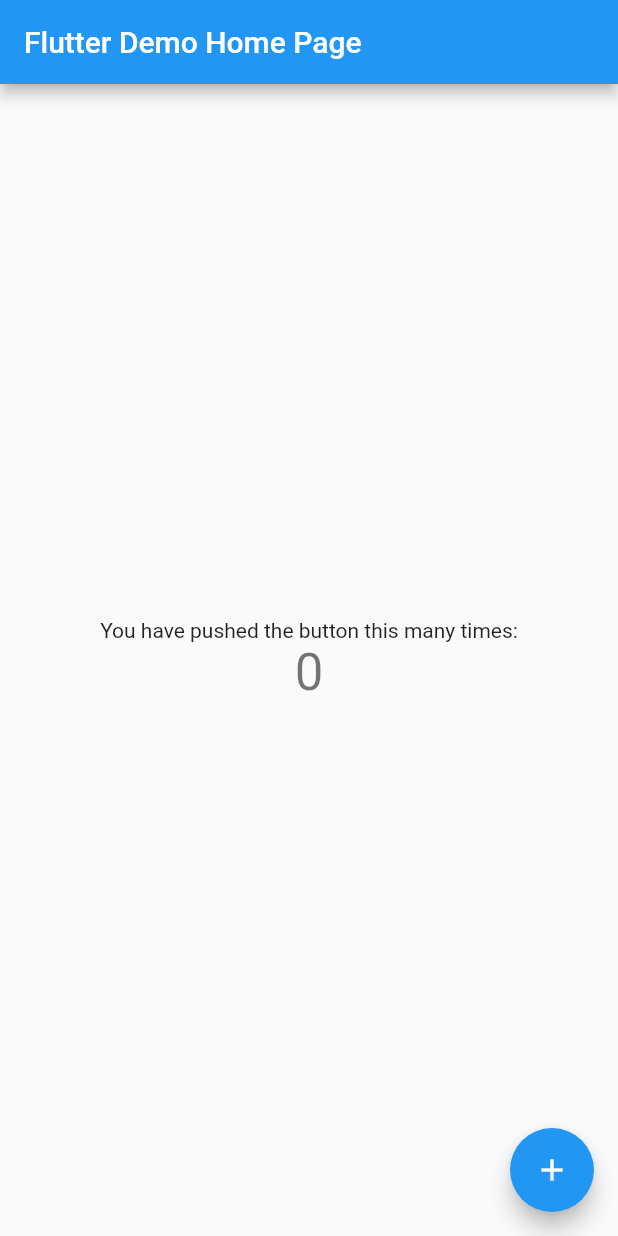
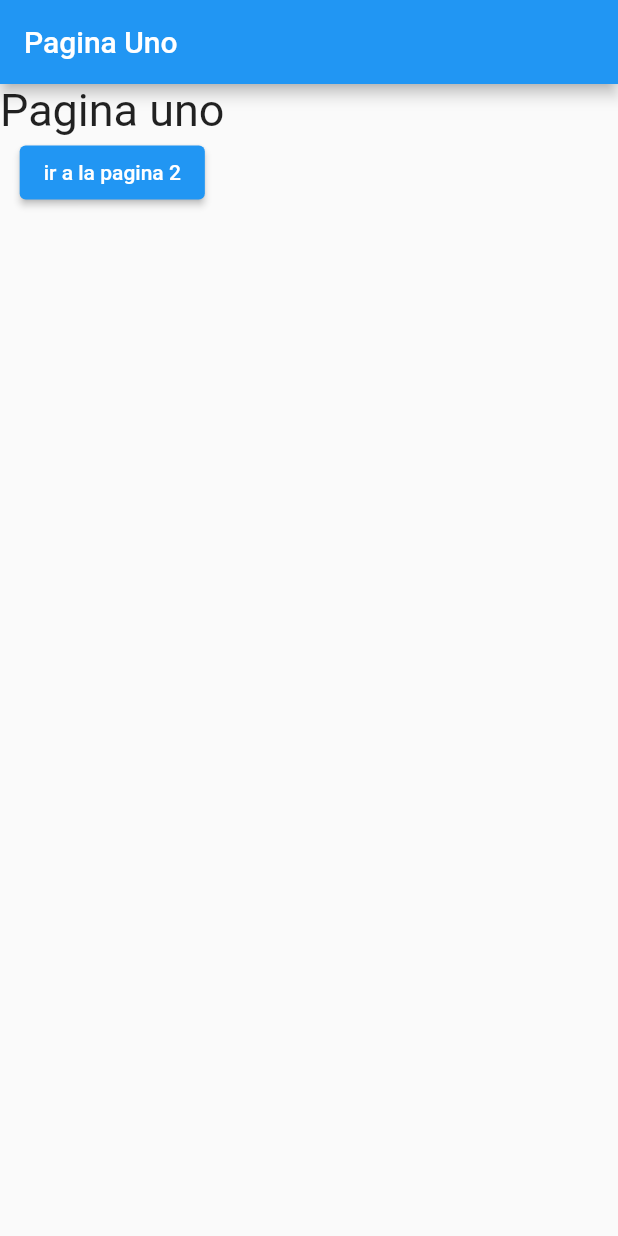
Before and after one commit to danoco78/nav_app, a Flutter app: the screen it shows after launch, on a phone screen of 412 x 824 dp. Run offline on Flutter 3.47's test engine with Material 2 defaults, Android fonts, the light colour scheme and no system bars.

Commit message:
app hasta antes de primer ejercicio

```diff
--- a/lib/main.dart
+++ b/lib/main.dart
@@ -1,4 +1,8 @@
 import 'package:flutter/material.dart';
+import 'package:nav_app/pages/page_four.dart';
+import 'package:nav_app/pages/page_one.dart';
+import 'package:nav_app/pages/page_three.dart';
+import 'package:nav_app/pages/page_two.dart';
 
 void main() {
   runApp(MyApp());
@@ -9,105 +13,14 @@
   @override
   Widget build(BuildContext context) {
     return MaterialApp(
-      title: 'Flutter Demo',
-      theme: ThemeData(
-        // This is the theme of your application.
-        //
-        // Try running your application with "flutter run". You'll see the
-        // application has a blue toolbar. Then, without quitting the app, try
-        // changing the primarySwatch below to Colors.green and then invoke
-        // "hot reload" (press "r" in the console where you ran "flutter run",
-        // or simply save your changes to "hot reload" in a Flutter IDE).
-        // Notice that the counter didn't reset back to zero; the application
-        // is not restarted.
-        primarySwatch: Colors.blue,
-      ),
-      home: MyHomePage(title: 'Flutter Demo Home Page'),
+      title: 'Rutas y navegación',
+      initialRoute: One.ROUTE,
+      routes: {
+        One.ROUTE: (_) => One(),
+        Two.ROUTE: (_) => Two(),
+        Three.ROUTE: (_) => Three(),
+        Four.ROUTE: (_) => Four(),
+      },
     );
   }
 }
-
-class MyHomePage extends StatefulWidget {
-  MyHomePage({Key key, this.title}) : super(key: key);
-
-  // This widget is the home page of your application. It is stateful, meaning
-  // that it has a State object (defined below) that contains fields that affect
-  // how it looks.
-
-  // This class is the configuration for the state. It holds the values (in this
-  // case the title) provided by the parent (in this case the App widget) and
-  // used by the build method of the State. Fields in a Widget subclass are
-  // always marked "final".
-
-  final String title;
-
-  @override
-  _MyHomePageState createState() => _MyHomePageState();
-}
-
-class _MyHomePageState extends State<MyHomePage> {
-  int _counter = 0;
-
-  void _incrementCounter() {
-    setState(() {
-      // This call to setState tells the Flutter framework that something has
-      // changed in this State, which causes it to rerun the build method below
-      // so that the display can reflect the updated values. If we changed
-      // _counter without calling setState(), then the build method would not be
-      // called again, and so nothing would appear to happen.
-      _counter++;
-    });
-  }
-
-  @override
-  Widget build(BuildContext context) {
-    // This method is rerun every time setState is called, for instance as done
-    // by the _incrementCounter method above.
-    //
-    // The Flutter framework has been optimized to make rerunning build methods
-    // fast, so that you can just rebuild anything that needs updating rather
-    // than having to individually change instances of widgets.
-    return Scaffold(
-      appBar: AppBar(
-        // Here we take the value from the MyHomePage object that was created by
-        // the App.build method, and use it to set our appbar title.
-        title: Text(widget.title),
-      ),
-      body: Center(
-        // Center is a layout widget. It takes a single child and positions it
-        // in the middle of the parent.
-        child: Column(
-          // Column is also a layout widget. It takes a list of children and
-          // arranges them vertically. By default, it sizes itself to fit its
-          // children horizontally, and tries to be as tall as its parent.
-          //
-          // Invoke "debug painting" (press "p" in the console, choose the
-          // "Toggle Debug Paint" action from the Flutter Inspector in Android
-          // Studio, or the "Toggle Debug Paint" command in Visual Studio Code)
-          // to see the wireframe for each widget.
-          //
-          // Column has various properties to control how it sizes itself and
-          // how it positions its children. Here we use mainAxisAlignment to
-          // center the children vertically; the main axis here is the vertical
-          // axis because Columns are vertical (the cross axis would be
-          // horizontal).
-          mainAxisAlignment: MainAxisAlignment.center,
-          children: <Widget>[
-            Text(
-              'You have pushed the button this many times:',
-            ),
-            Text(
-              '$_counter',
-              style: Theme.of(context).textTheme.headline4,
-            ),
-          ],
-        ),
-      ),
-      floatingActionButton: FloatingActionButton(
-        onPressed: _incrementCounter,
-        tooltip: 'Increment',
-        child: Icon(Icons.add),
-      ), // This trailing comma makes auto-formatting nicer for build methods.
-    );
-  }
-}
--- /dev/null
+++ b/lib/pages/page_four.dart
@@ -0,0 +1,18 @@
+import 'package:flutter/material.dart';
+
+class Four extends StatelessWidget {
+  static const String ROUTE = '/page_four';
+
+  @override
+  Widget build(BuildContext context) {
+    return Scaffold(
+      appBar: AppBar(
+        title: Text("Pagina Cuatro"),
+      ),
+      body: Text(
+        "Pagina cuatro",
+        style: TextStyle(fontSize: 30),
+      ),
+    );
+  }
+}
--- /dev/null
+++ b/lib/pages/page_one.dart
@@ -0,0 +1,28 @@
+import 'package:flutter/material.dart';
+import 'package:nav_app/pages/page_two.dart';
+
+class One extends StatelessWidget {
+  static const String ROUTE = '/page_one';
+
+  @override
+  Widget build(BuildContext context) {
+    return Scaffold(
+      appBar: AppBar(
+        title: Text("Pagina Uno"),
+      ),
+      body: Column(children: [
+        Text(
+          "Pagina uno",
+          style: TextStyle(fontSize: 30),
+        ),
+        ElevatedButton(
+          onPressed: () {
+            Navigator.pushNamed(context, Two.ROUTE);
+            //Navigator.pushReplacementNamed(context, Two.ROUTE);
+          },
+          child: Text("ir a la pagina 2"),
+        )
+      ]),
+    );
+  }
+}
```
Also changed, not shown: lib/pages/page_three.dart (added, +18 -0 lines), lib/pages/page_two.dart (added, +25 -0 lines).
